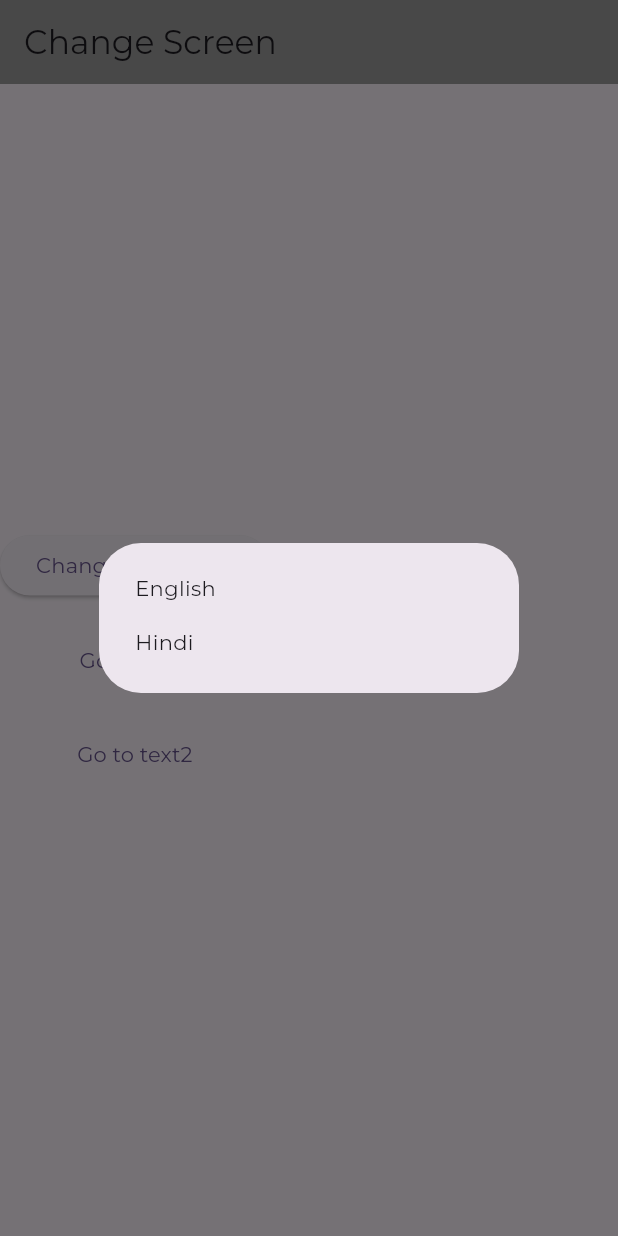
After one commit to 1613-kg/firsttask, a Flutter app: the changeButtonScreen screen opened directly, after a tap on "Change Language", on a phone screen of 412 x 824 dp. The commit adds this screen. Run offline on Flutter 3.47's test engine with Material 2 defaults, Android fonts, the phone set to English and light mode, and no system bars; our stand-ins replace animated_splash_screen, carousel_slider, cloud_firestore, easy_localization, firebase_auth, firebase_core and 12 more; missing offline and left inert: circular_seek_bar, flutter_facebook_auth, loadmore; accounts and stored records are empty; project files that could hold a hidden picture were left out.

Commit message:
Language Convert

```diff
--- /dev/null
+++ b/assets/translations/en.json
@@ -0,0 +1,4 @@
+{
+    "title":"Hello ,This is a language converter application",
+    "content":"Have a good day with good smile"
+}
--- /dev/null
+++ b/assets/translations/hi.json
@@ -0,0 +1,4 @@
+{
+    "title":"नमस्ते, यह एक भाषा परिवर्तक एप्लिकेशन है",
+    "content":"अच्छी मुस्कान के साथ आपका दिन शुभ हो"
+}
--- /dev/null
+++ b/lib/Day 12/Language Converter/screens/changeButtonScreen.dart
@@ -0,0 +1,66 @@
+import 'package:easy_localization/easy_localization.dart';
+import 'package:firsttask/Day%2012/Language%20Converter/screens/homeText1.dart';
+import 'package:firsttask/Day%2012/Language%20Converter/screens/homeText2.dart';
+import 'package:flutter/material.dart';
+
+class changeButtonScreen extends StatelessWidget {
+  const changeButtonScreen({super.key});
+
+  @override
+  Widget build(BuildContext context) {
+    return Scaffold(
+      appBar: AppBar(
+        title: Text("Change Screen"),
+        backgroundColor: Colors.grey,
+      ),
+      body: Column(
+        mainAxisAlignment: MainAxisAlignment.center,
+        children: [
+          ElevatedButton(
+            child: Text("Change Language"),
+            onPressed: () {
+              showDialog(
+                  context: context,
+                  builder: (context) => SimpleDialog(
+                        children: [
+                          SimpleDialogOption(
+                            onPressed: () async {
+                              await context.setLocale(Locale('en'));
+                              Navigator.pop(context);
+                            },
+                            child: Text("English"),
+                          ),
+                          SimpleDialogOption(
+                            onPressed: () async {
+                              await context.setLocale(Locale('hi'));
+                              Navigator.pop(context);
+                            },
+                            child: Text("Hindi"),
+                          ),
+                        ],
+                      ));
+            },
+          ),
+          SizedBox(
+            height: 15,
+          ),
+          TextButton(
+              onPressed: () {
+                Navigator.push(context,
+                    MaterialPageRoute(builder: (context) => homeText1()));
+              },
+              child: Text("Go to text1")),
+          SizedBox(
+            height: 15,
+          ),
+          TextButton(
+              onPressed: () {
+                Navigator.push(context,
+                    MaterialPageRoute(builder: (context) => homeText2()));
+              },
+              child: Text("Go to text2")),
+        ],
+      ),
+    );
+  }
+}
--- a/pubspec.yaml
+++ b/pubspec.yaml
@@ -38,7 +38,6 @@ dependencies:
   cupertino_icons: ^1.0.2
   fluttertoast: ^8.2.2
   image_picker: ^0.8.9
-  intl: ^0.18.1
   fl_chart: ^0.63.0
   loadmore: ^2.0.1
   syncfusion_flutter_charts:
@@ -59,6 +58,7 @@ dependencies:
   firebase_messaging: ^14.6.4
   cloud_firestore:
   firebase_storage: ^11.2.4
+  easy_localization: ^3.0.0
 
 
 dev_dependencies:
@@ -84,8 +84,8 @@ flutter:
   uses-material-design: true
 
   # To add assets to your application, add an assets section, like this:
-  # assets:
-  #   - images/a_dot_burr.jpeg
+  assets:
+    - assets/translations/
   #   - images/a_dot_ham.jpeg
 
   # An image asset can refer to one or more resolution-specific "variants", see
```
Also changed, not shown: lib/Day 12/Language Converter/screens/homeText1.dart (added, +19 -0 lines), lib/Day 12/Language Converter/screens/homeText2.dart (added, +19 -0 lines), lib/main.dart (+16 -2 lines), lib/translations/codegen_loader.g.dart (added), lib/translations/locale_keys.g.dart (added), pubspec.lock, 1 other file.
